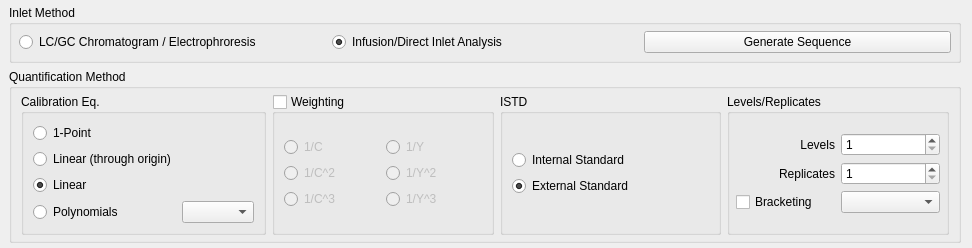
Old version of the form src/plugins/quan/quanconfigform.ui in the repository qtplatz/qtplatz.
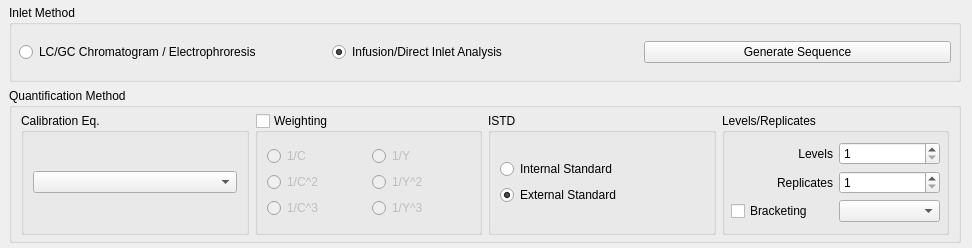
New version of the form.

Commit message: Fix QuanMethod GUI layout fits to Mac 15' screen

Diff of the .ui file:
```diff
--- a/src/plugins/quan/quanconfigform.ui
+++ b/src/plugins/quan/quanconfigform.ui
@@ -271,37 +271,6 @@
            <item row="0" column="0">
             <layout class="QGridLayout" name="gridLayout_9">
              <item row="0" column="0">
-              <widget class="QRadioButton" name="radioButton_3">
-               <property name="text">
-                <string>1-Point</string>
-               </property>
-              </widget>
-             </item>
-             <item row="1" column="0">
-              <widget class="QRadioButton" name="radioButton_4">
-               <property name="text">
-                <string>Linear (through origin)</string>
-               </property>
-              </widget>
-             </item>
-             <item row="2" column="0">
-              <widget class="QRadioButton" name="radioButton_5">
-               <property name="text">
-                <string>Linear</string>
-               </property>
-               <property name="checked">
-                <bool>true</bool>
-               </property>
-              </widget>
-             </item>
-             <item row="3" column="0">
-              <widget class="QRadioButton" name="radioButton_6">
-               <property name="text">
-                <string>Polynomials</string>
-               </property>
-              </widget>
-             </item>
-             <item row="3" column="1">
               <widget class="QComboBox" name="comboBox"/>
              </item>
             </layout>
```
The commit also changes 7 other files.
